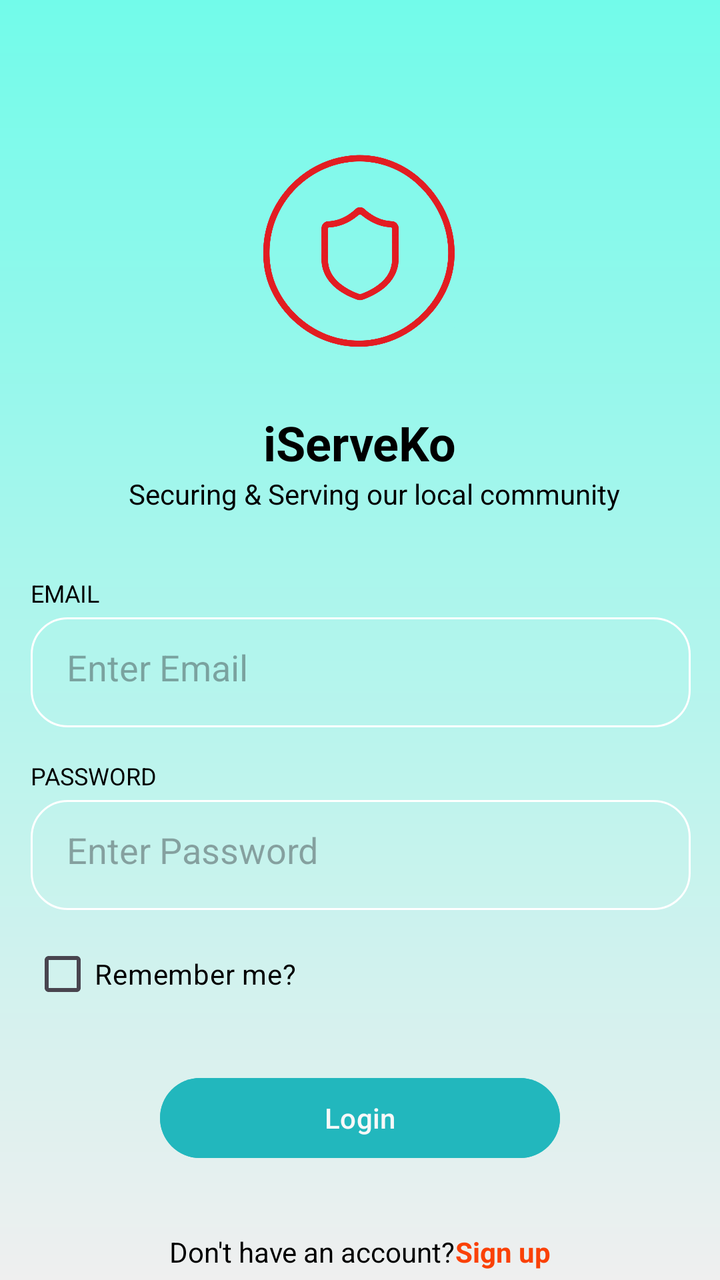
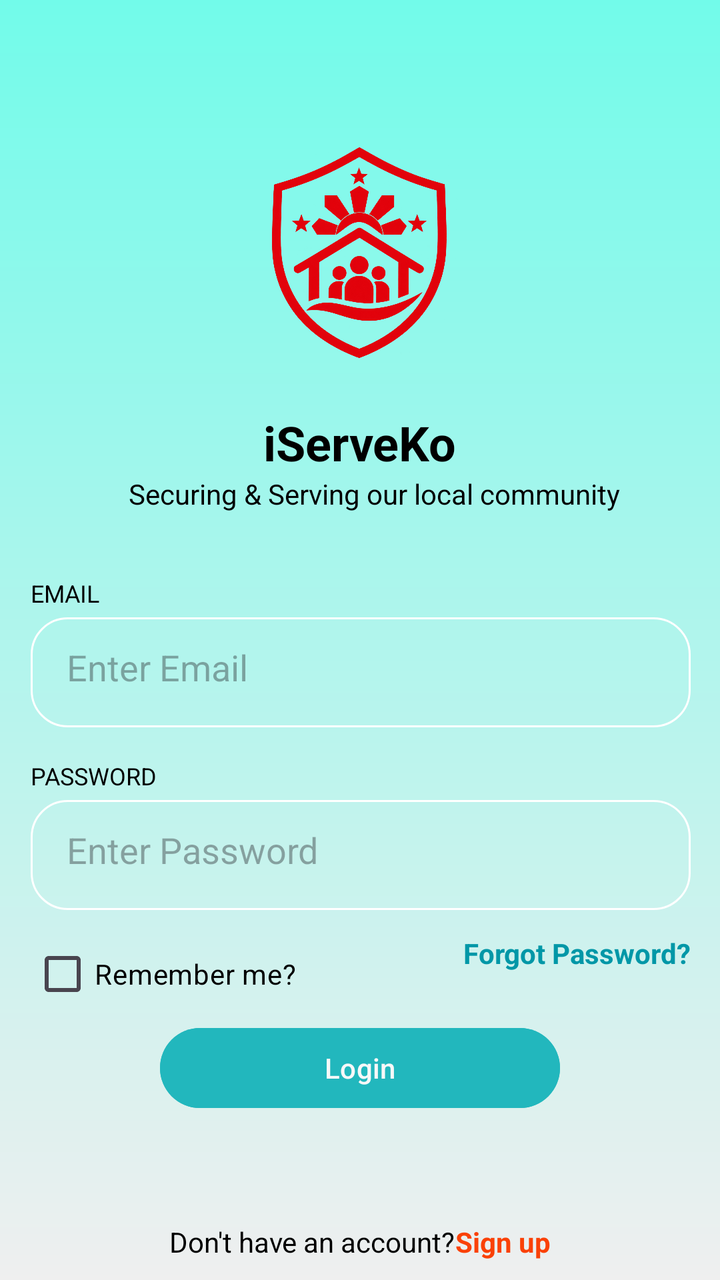

Before-and-after screenshots of an Android layout around one commit, followed by the original layout XML and the change that was made.
<!-- AndroidManifest.xml: application theme Theme.IServeKo -->
<!-- res/layout/activity_main.xml -->
<?xml version="1.0" encoding="utf-8"?>
<androidx.constraintlayout.widget.ConstraintLayout xmlns:android="http://schemas.android.com/apk/res/android"
    xmlns:app="http://schemas.android.com/apk/res-auto"
    xmlns:tools="http://schemas.android.com/tools"
    android:id="@+id/main"
    android:layout_width="match_parent"
    android:layout_height="match_parent"
    android:background="@drawable/designbrg"
    tools:context=".MainActivity">

    <ImageView
        android:id="@+id/imageView"
        android:layout_width="112dp"
        android:layout_height="157dp"
        android:layout_marginTop="48dp"
        android:contentDescription="@string/app_name"
        app:layout_constraintEnd_toEndOf="parent"
        app:layout_constraintHorizontal_bias="0.498"
        app:layout_constraintStart_toStartOf="parent"
        app:layout_constraintTop_toTopOf="parent"
        app:srcCompat="@drawable/iserveko_logo" />

    <TextView
        android:id="@+id/textView"
        android:layout_width="wrap_content"
        android:layout_height="wrap_content"
        android:text="@string/iserveko"
        android:textColor="#000000"
        android:textSize="24sp"
        android:textStyle="bold"
        app:layout_constraintEnd_toEndOf="parent"
        app:layout_constraintStart_toStartOf="parent"
        app:layout_constraintTop_toBottomOf="@+id/imageView" />

    <TextView
        android:id="@+id/catchphraseText"
        android:layout_width="wrap_content"
        android:layout_height="wrap_content"
        android:text="@string/securing_serving"
        android:textColor="#000000"
        app:layout_constraintEnd_toEndOf="parent"
        app:layout_constraintHorizontal_bias="0.564"
        app:layout_constraintStart_toStartOf="parent"
        app:layout_constraintTop_toBottomOf="@+id/textView" />

    <TextView
        android:id="@+id/textView2"
        android:layout_width="wrap_content"
        android:layout_height="wrap_content"
        android:layout_marginTop="32dp"
        android:text="@string/username_label"
        android:textColor="#000000"
        android:textSize="12sp"
        app:layout_constraintStart_toStartOf="@+id/username_input"
        app:layout_constraintTop_toBottomOf="@+id/catchphraseText" />

    <EditText
        android:id="@+id/username_input"
        android:layout_width="330dp"
        android:layout_height="55dp"
        android:layout_marginTop="4dp"
        android:background="@drawable/rounded"
        android:ems="10"
        android:hint="@string/username_hint"
        android:importantForAutofill="no"
        android:inputType="text"
        android:padding="18dp"
        android:textColor="#000000"
        app:layout_constraintEnd_toEndOf="parent"
        app:layout_constraintHorizontal_bias="0.506"
        app:layout_constraintStart_toStartOf="parent"
        app:layout_constraintTop_toBottomOf="@+id/textView2" />

    <TextView
        android:id="@+id/textView3"
        android:layout_width="wrap_content"
        android:layout_height="wrap_content"
        android:layout_marginTop="16dp"
        android:text="@string/password_label"
        android:textColor="#000000"
        android:textSize="12sp"
        app:layout_constraintStart_toStartOf="@+id/password_input"
        app:layout_constraintTop_toBottomOf="@+id/username_input" />

    <EditText
        android:id="@+id/password_input"
        android:layout_width="330dp"
        android:layout_height="55dp"
        android:layout_marginTop="4dp"
        android:background="@drawable/rounded"
        android:ems="10"
        android:hint="@string/password_hint"
        android:importantForAutofill="no"
        android:inputType="textPassword"
        android:padding="18dp"
        android:textColor="#000000"
        app:layout_constraintEnd_toEndOf="parent"
        app:layout_constraintHorizontal_bias="0.506"
        app:layout_constraintStart_toStartOf="parent"
        app:layout_constraintTop_toBottomOf="@+id/textView3" />

    <CheckBox
        android:id="@+id/checkBox"
        android:layout_width="wrap_content"
        android:layout_height="wrap_content"
        android:layout_marginTop="8dp"
        android:text="@string/remember_me"
        android:textColor="#000000"
        app:layout_constraintStart_toStartOf="@+id/password_input"
        app:layout_constraintTop_toBottomOf="@+id/password_input" />

    <Button
        android:id="@+id/button"
        android:layout_width="200dp"
        android:layout_height="48dp"
        android:layout_marginTop="24dp"
        android:backgroundTint="#22B7BD"
        android:text="@string/login"
        android:textColor="#F8F8F8"
        app:layout_constraintEnd_toEndOf="parent"
        app:layout_constraintStart_toStartOf="parent"
        app:layout_constraintTop_toBottomOf="@+id/checkBox" />

    <LinearLayout
        android:layout_width="wrap_content"
        android:layout_height="wrap_content"
        android:layout_marginTop="15dp"
        android:gravity="center"
        android:orientation="horizontal"
        app:layout_constraintBottom_toBottomOf="parent"
        app:layout_constraintEnd_toEndOf="parent"
        app:layout_constraintStart_toStartOf="parent"
        app:layout_constraintTop_toBottomOf="@+id/button"
        app:layout_constraintVertical_bias="0.8">

        <TextView
            android:layout_width="wrap_content"
            android:layout_height="wrap_content"
            android:text="@string/dont_have_account"
            android:textColor="#000000"
            android:textSize="14sp" />

        <TextView
            android:id="@+id/signupText"
            android:layout_width="wrap_content"
            android:layout_height="wrap_content"
            android:clickable="true"
            android:focusable="true"
            android:text="@string/sign_up"
            android:textColor="#FA4107"
            android:textSize="14sp"
            android:textStyle="bold" />
    </LinearLayout>

</androidx.constraintlayout.widget.ConstraintLayout>
<!-- resources referenced by this layout -->
<resources>
  <!-- drawable designbrg (drawable) -->
  <?xml version="1.0" encoding="utf-8"?>
  <shape xmlns:android="http://schemas.android.com/apk/res/android">
       <gradient android:type = "linear" android:angle="100"
           android:startColor="#72FBEA" android:endColor="#EFEFEF"/>
  </shape>
  <!-- drawable iserveko_logo: png bitmap (drawable, 320608 bytes) -->
  <!-- drawable rounded (drawable) -->
  <?xml version="1.0" encoding="utf-8"?>
  <shape xmlns:android="http://schemas.android.com/apk/res/android"
      android:shape="rectangle">
      <corners android:radius="18dp"/>
      <stroke android:width="1dp" android:color="@color/white"/>
  </shape>
  <string name="app_name">IServeKo</string>
  <string name="dont_have_account">Don\'t have an account? </string>
  <string name="iserveko">iServeKo</string>
  <string name="login">Login</string>
  <string name="password_hint">Enter Password</string>
  <string name="password_label">PASSWORD</string>
  <string name="remember_me">Remember me?</string>
  <string name="securing_serving">Securing &amp; Serving our local community</string>
  <string name="sign_up">Sign up</string>
  <string name="username_hint">Enter Email</string>
  <string name="username_label">EMAIL</string>
  <style name="Theme.IServeKo" parent="Base.Theme.IServeKo" />
  <color name="white">#FFFFFFFF</color>
  <style name="Base.Theme.IServeKo" parent="Theme.Material3.DayNight.NoActionBar">
          
          
      </style>
</resources>

<!-- the commit's change to res/layout/activity_main.xml (unified diff, before → after) -->
@@ -109,6 +109,18 @@
         app:layout_constraintStart_toStartOf="@+id/password_input"
         app:layout_constraintTop_toBottomOf="@+id/password_input" />
 
+    <TextView
+        android:id="@+id/forgotPasswordText"
+        android:layout_width="wrap_content"
+        android:layout_height="wrap_content"
+        android:layout_marginTop="12dp"
+        android:text="Forgot Password?"
+        android:textColor="#0097A7"
+        android:textSize="14sp"
+        android:textStyle="bold"
+        app:layout_constraintEnd_toEndOf="@+id/password_input"
+        app:layout_constraintTop_toBottomOf="@+id/password_input" />
+
     <Button
         android:id="@+id/button"
         android:layout_width="200dp"
@@ -119,7 +131,7 @@
         android:textColor="#F8F8F8"
         app:layout_constraintEnd_toEndOf="parent"
         app:layout_constraintStart_toStartOf="parent"
-        app:layout_constraintTop_toBottomOf="@+id/checkBox" />
+        app:layout_constraintTop_toBottomOf="@+id/forgotPasswordText" />
 
     <LinearLayout
         android:layout_width="wrap_content"
<!-- resource entries referenced after the edit -->
@@ -6,7 +6,7 @@
        <gradient android:type = "linear" android:angle="100"
            android:startColor="#72FBEA" android:endColor="#EFEFEF"/>
   </shape>
-  <!-- drawable iserveko_logo: png bitmap (drawable, 320608 bytes) -->
+  <!-- drawable iserveko_logo: png bitmap (drawable, 601300 bytes) -->
   <!-- drawable rounded (drawable) -->
   <?xml version="1.0" encoding="utf-8"?>
   <shape xmlns:android="http://schemas.android.com/apk/res/android"
